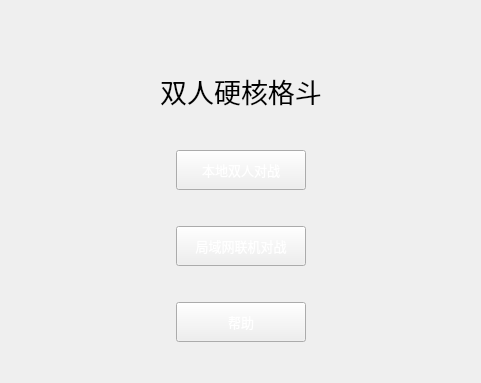
This is startwindow.ui in y4ngyy/HotFight as Qt 5 draws it before an edit. The edited form follows.
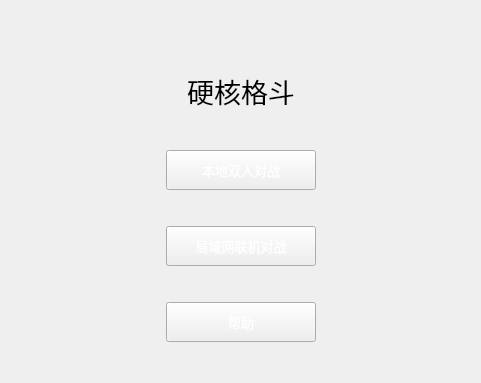
This is the edited form. Icons and pictures are not drawn.

Diff of the .ui file:
```diff
--- a/startwindow.ui
+++ b/startwindow.ui
@@ -70,7 +70,7 @@
           <enum>Qt::RightToLeft</enum>
          </property>
          <property name="text">
-          <string>双人硬核格斗</string>
+          <string>硬核格斗</string>
          </property>
          <property name="alignment">
           <set>Qt::AlignCenter</set>
@@ -124,7 +124,7 @@
         <widget class="QPushButton" name="btnLocalGame">
          <property name="minimumSize">
           <size>
-           <width>130</width>
+           <width>150</width>
            <height>40</height>
           </size>
          </property>
@@ -192,7 +192,7 @@
         <widget class="QPushButton" name="btnNetGame">
          <property name="minimumSize">
           <size>
-           <width>130</width>
+           <width>150</width>
            <height>40</height>
           </size>
          </property>
@@ -257,7 +257,7 @@
         <widget class="QPushButton" name="btnHelp">
          <property name="minimumSize">
           <size>
-           <width>130</width>
+           <width>150</width>
            <height>40</height>
           </size>
          </property>
```
